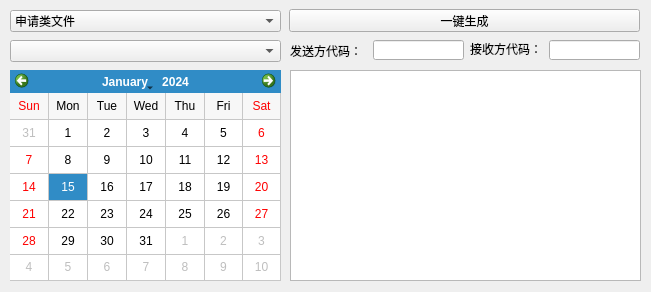
Before: the Qt Designer form src/createofdwindow.ui in cnldw/FinanceFileReader, drawn with Qt 5.
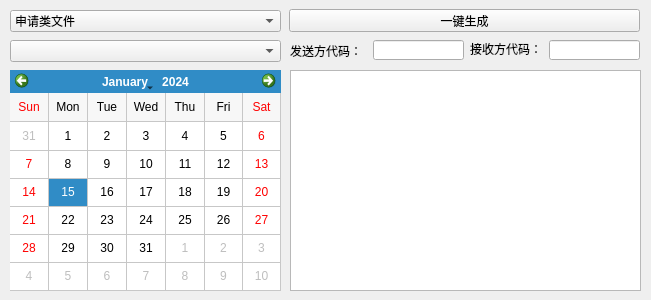
After: the same form once the commit is applied. Icons and pictures are not drawn.

```diff
--- a/src/createofdwindow.ui
+++ b/src/createofdwindow.ui
@@ -7,19 +7,19 @@
     <x>0</x>
     <y>0</y>
     <width>651</width>
-    <height>292</height>
+    <height>300</height>
    </rect>
   </property>
   <property name="minimumSize">
    <size>
     <width>651</width>
-    <height>292</height>
+    <height>300</height>
    </size>
   </property>
   <property name="maximumSize">
    <size>
     <width>862</width>
-    <height>292</height>
+    <height>300</height>
    </size>
   </property>
   <property name="windowTitle">
@@ -35,7 +35,7 @@
      <x>0</x>
      <y>0</y>
      <width>651</width>
-     <height>291</height>
+     <height>301</height>
     </rect>
    </property>
    <widget class="QComboBox" name="comboBox">
@@ -121,7 +121,7 @@
       <x>10</x>
       <y>70</y>
       <width>271</width>
-      <height>211</height>
+      <height>221</height>
      </rect>
     </property>
     <property name="firstDayOfWeek">
@@ -172,7 +172,7 @@
       <x>290</x>
       <y>70</y>
       <width>351</width>
-      <height>211</height>
+      <height>221</height>
      </rect>
     </property>
     <property name="focusPolicy">
```
